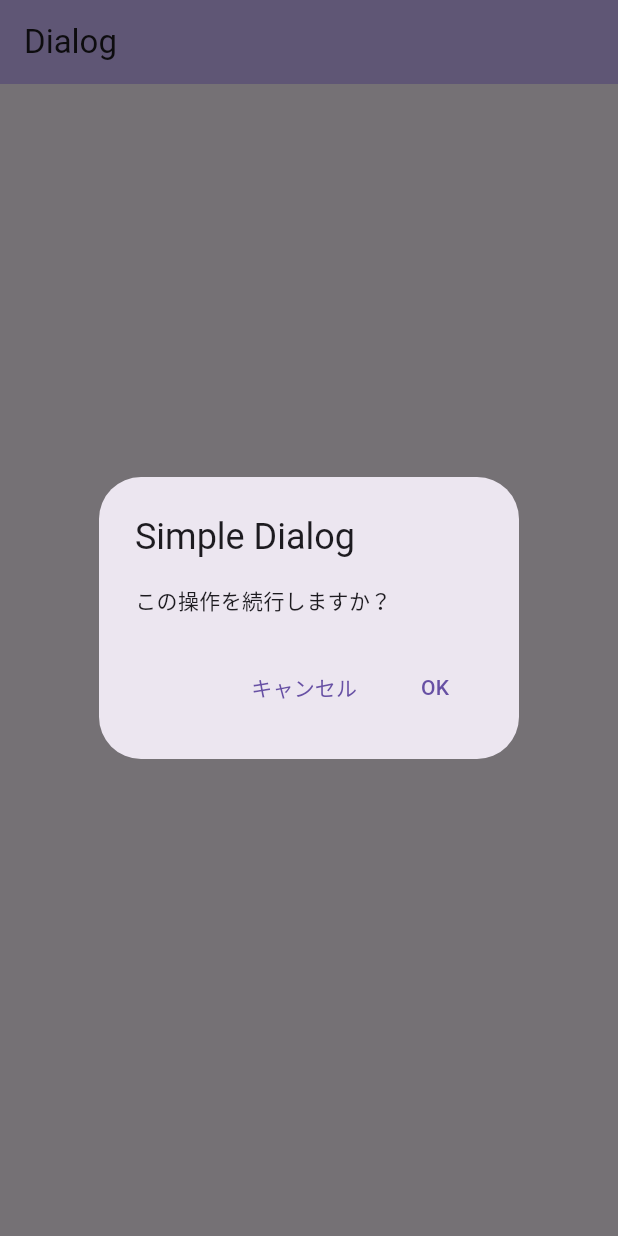
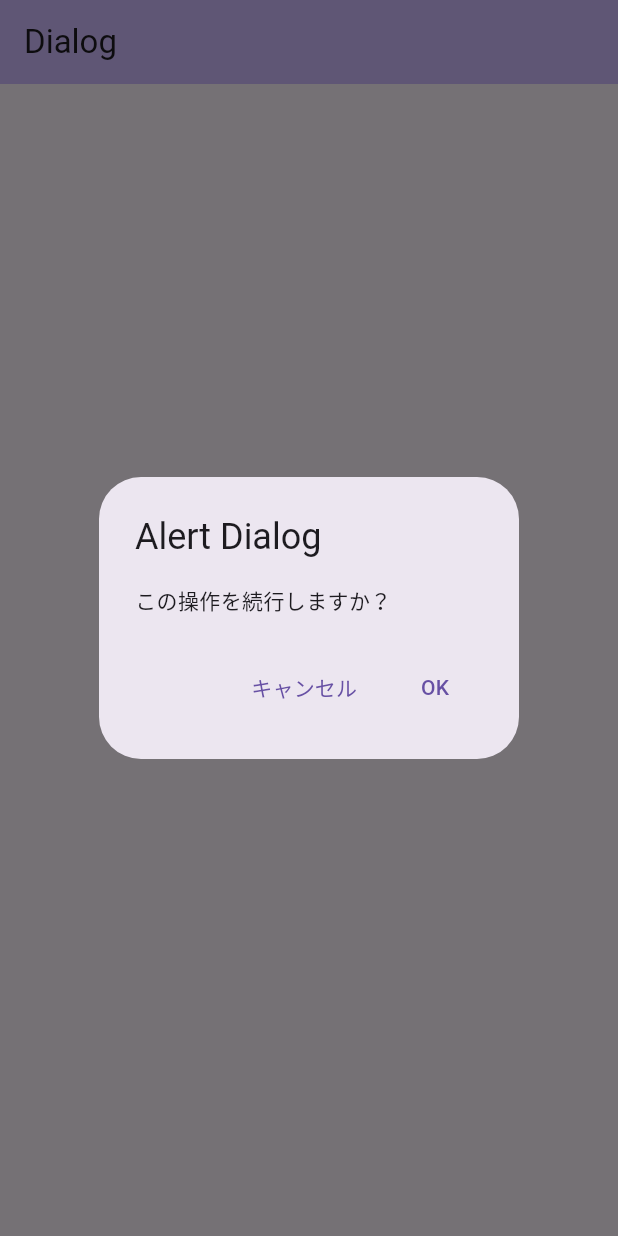
Before and after one commit to endr0id/widget_sampling, a Flutter app: the Dialog screen opened by its route, after a tap on "Call dialog", on a phone screen of 412 x 824 dp. Run offline on Flutter 3.47's test engine with Material 3 defaults, Android fonts, the phone set to English and light mode, and no system bars; our stand-ins replace flutter_riverpod, freezed_annotation, go_router.

Commit message:
modify: ダイアログ処理を関数化

```diff
--- a/lib/features/dialog/presentation/view/dialog.dart
+++ b/lib/features/dialog/presentation/view/dialog.dart
@@ -8,6 +8,41 @@ class Dialog extends StatelessWidget {
 
   @override
   Widget build(BuildContext context) {
+
+    Future<void> alertDialog() async {
+      final result = await showDialog<bool>(
+        context: context,
+        builder: (context) {
+          return AlertDialog(
+            title: const Text('Alert Dialog'),
+            content: const Text('この操作を続行しますか？'),
+            actions: [
+              TextButton(
+                onPressed: () => Navigator.pop(context, false),
+                child: const Text('キャンセル'),
+              ),
+              TextButton(
+                onPressed: () => Navigator.pop(context, true),
+                child: const Text('OK'),
+              ),
+            ],
+          );
+        }
+      );
+
+      // TODO: 非同期処理後にcontextがマウントされているか確認
+      if (context.mounted) {
+        if (result == true) {
+          ScaffoldMessenger.of(context).showSnackBar(
+            SnackBar(content: const Text('操作を続行します'))
+          );
+        } else {
+          ScaffoldMessenger.of(context).showSnackBar(
+            SnackBar(content: const Text('操作をキャンセルしました'))
+          );
+        }
+      }
+    }
 
     return Scaffold(
       appBar: AppBar(
@@ -20,40 +55,7 @@ class Dialog extends StatelessWidget {
           children: [
             TextButton(
               child: const Text('Call dialog'),
-              onPressed: () async {
-                final result = await showDialog(
-                  context: context,
-                  builder: (context) {
-                    return AlertDialog(
-                      title: const Text('Simple Dialog'),
-                      content: const Text('この操作を続行しますか？'),
-                      actions: [
-                        TextButton(
-                          child: const Text('キャンセル'),
-                          onPressed: () => Navigator.of(context).pop(false),
-                        ),
-                        TextButton(
-                          child: const Text('OK'),
-                          onPressed: () => Navigator.of(context).pop(true),
-                        ),
-                      ],
-                    );
-                  },
-                );
-
-                // ダイアログの結果に基づいて処理
-                if (result) {
-                  // OKの場合
-                  ScaffoldMessenger.of(context).showSnackBar(
-                    SnackBar(content: const Text('操作を続行します')),
-                  );
-                } else {
-                  // NGの場合
-                  ScaffoldMessenger.of(context).showSnackBar(
-                    SnackBar(content: const Text('操作をキャンセルしました')),
-                  );
-                }
-              },
+              onPressed: () => alertDialog(),
             ),
             ElevatedButton(onPressed: () => context.pop(), child: const Text('back')),
           ],
```
